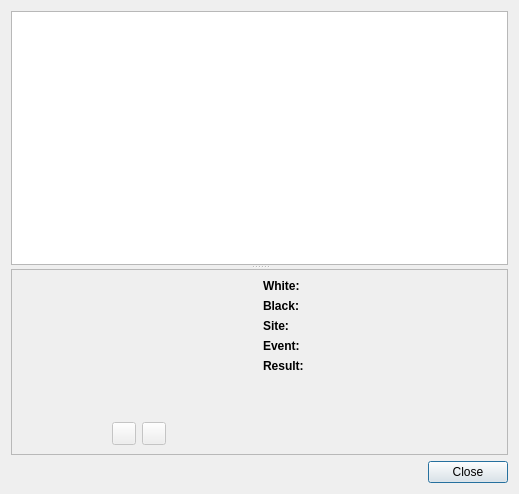
Qt form projects/gui/ui/gamedatabasedlg.ui (cutechess/cutechess) before a commit.
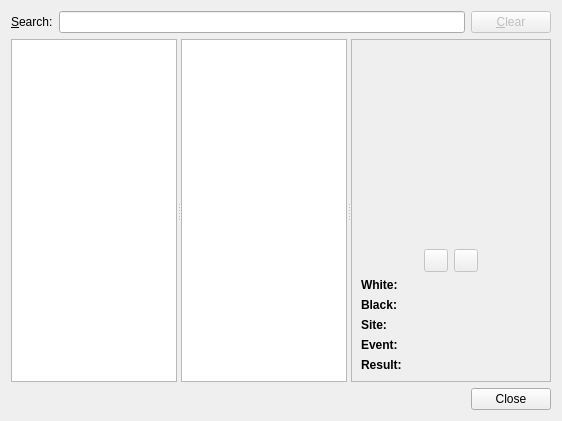
The same form after that commit.

Commit message:
Rewrite Game Database UI
Simplify everything.

```diff
--- a/projects/gui/ui/gamedatabasedlg.ui
+++ b/projects/gui/ui/gamedatabasedlg.ui
@@ -6,23 +6,73 @@
    <rect>
     <x>0</x>
     <y>0</y>
-    <width>519</width>
-    <height>494</height>
+    <width>562</width>
+    <height>421</height>
    </rect>
   </property>
   <property name="windowTitle">
    <string>Game Database</string>
   </property>
+  <layout class="QGridLayout" name="gridLayout_2">
+   <item row="0" column="0">
+    <layout class="QVBoxLayout" name="verticalLayout" stretch="0,1,0">
+     <item>
   <layout class="QGridLayout" name="gridLayout">
-   <item row="0" column="0">
-    <layout class="QVBoxLayout" name="verticalLayout">
+       <item row="1" column="0">
+        <widget class="QLabel" name="label">
+         <property name="text">
+          <string>&amp;Search:</string>
+         </property>
+         <property name="buddy">
+          <cstring>m_searchEdit</cstring>
+         </property>
+        </widget>
+       </item>
+       <item row="1" column="1">
+        <widget class="QLineEdit" name="m_searchEdit"/>
+       </item>
+       <item row="1" column="2">
+        <widget class="QPushButton" name="m_clearBtn">
+         <property name="enabled">
+          <bool>false</bool>
+         </property>
+         <property name="text">
+          <string>&amp;Clear</string>
+         </property>
+        </widget>
+       </item>
+      </layout>
+     </item>
+     <item>
+      <layout class="QHBoxLayout" name="horizontalLayout">
      <item>
       <widget class="QSplitter" name="splitter">
        <property name="orientation">
-        <enum>Qt::Vertical</enum>
-       </property>
-       <widget class="QTreeView" name="m_gameDatabaseView"/>
+          <enum>Qt::Horizontal</enum>
+         </property>
+         <widget class="QTreeView" name="m_databasesListView">
+          <property name="minimumSize">
+           <size>
+            <width>100</width>
+            <height>0</height>
+           </size>
+          </property>
+         </widget>
+         <widget class="QTreeView" name="m_gamesListView">
+          <property name="minimumSize">
+           <size>
+            <width>100</width>
+            <height>0</height>
+           </size>
+          </property>
+         </widget>
        <widget class="QScrollArea" name="scrollArea">
+          <property name="minimumSize">
+           <size>
+            <width>200</width>
+            <height>0</height>
+           </size>
+          </property>
         <property name="widgetResizable">
          <bool>true</bool>
         </property>
@@ -31,20 +81,77 @@
           <rect>
            <x>0</x>
            <y>0</y>
-           <width>497</width>
-           <height>164</height>
-          </rect>
-         </property>
-         <layout class="QGridLayout" name="gridLayout_2">
-          <item row="0" column="0">
+             <width>198</width>
+             <height>329</height>
+            </rect>
+           </property>
            <layout class="QGridLayout" name="gridLayout_3">
+            <item row="0" column="0">
+             <layout class="QVBoxLayout" name="verticalLayout_2">
+              <item>
+               <layout class="QVBoxLayout" name="verticalLayout_6" stretch="1,0">
+                <item>
+                 <widget class="QWidget" name="m_chessboardParentWidget" native="true"/>
+                </item>
+                <item>
+                 <layout class="QGridLayout" name="gridLayout_4">
             <item row="0" column="1">
+                   <widget class="QToolButton" name="m_previousMoveButton">
+                    <property name="enabled">
+                     <bool>false</bool>
+                    </property>
+                    <property name="text">
+                     <string/>
+                    </property>
+                   </widget>
+                  </item>
+                  <item row="0" column="2">
+                   <widget class="QToolButton" name="m_nextMoveButton">
+                    <property name="enabled">
+                     <bool>false</bool>
+                    </property>
+                    <property name="text">
+                     <string/>
+                    </property>
+                   </widget>
+                  </item>
+                  <item row="0" column="0">
+                   <spacer name="horizontalSpacer">
+                    <property name="orientation">
+                     <enum>Qt::Horizontal</enum>
+                    </property>
+                    <property name="sizeHint" stdset="0">
+                     <size>
+                      <width>40</width>
+                      <height>20</height>
+                     </size>
+                    </property>
+                   </spacer>
+                  </item>
+                  <item row="0" column="3">
+                   <spacer name="horizontalSpacer_2">
+                    <property name="orientation">
+                     <enum>Qt::Horizontal</enum>
+                    </property>
+                    <property name="sizeHint" stdset="0">
+                     <size>
+                      <width>40</width>
+                      <height>20</height>
+                     </size>
+                    </property>
+                   </spacer>
+                  </item>
+                 </layout>
+                </item>
+               </layout>
+              </item>
+              <item>
              <layout class="QFormLayout" name="formLayout">
               <property name="fieldGrowthPolicy">
                <enum>QFormLayout::AllNonFixedFieldsGrow</enum>
               </property>
               <item row="0" column="0">
-               <widget class="QLabel" name="label">
+                 <widget class="QLabel" name="label_2">
                 <property name="font">
                  <font>
                   <weight>75</weight>
@@ -183,90 +290,19 @@
                 </property>
                </widget>
               </item>
-              <item row="5" column="1">
-               <spacer name="horizontalSpacer_3">
-                <property name="orientation">
-                 <enum>Qt::Horizontal</enum>
-                </property>
-                <property name="sizeHint" stdset="0">
-                 <size>
-                  <width>40</width>
-                  <height>20</height>
-                 </size>
-                </property>
-               </spacer>
-              </item>
-             </layout>
-            </item>
-            <item row="0" column="0">
-             <layout class="QVBoxLayout" name="verticalLayout_3">
-              <item>
-               <widget class="QWidget" name="m_chessboardParentWidget" native="true"/>
-              </item>
-              <item>
-               <layout class="QGridLayout" name="gridLayout_4">
-                <item row="0" column="1">
-                 <widget class="QToolButton" name="m_previousMoveButton">
-                  <property name="enabled">
-                   <bool>false</bool>
-                  </property>
-                  <property name="text">
-                   <string/>
-                  </property>
-                 </widget>
-                </item>
-                <item row="0" column="2">
-                 <widget class="QToolButton" name="m_nextMoveButton">
-                  <property name="enabled">
-                   <bool>false</bool>
-                  </property>
-                  <property name="text">
-                   <string/>
-                  </property>
-                 </widget>
-                </item>
-                <item row="0" column="0">
-                 <spacer name="horizontalSpacer">
-                  <property name="orientation">
-                   <enum>Qt::Horizontal</enum>
-                  </property>
-                  <property name="sizeHint" stdset="0">
-                   <size>
-                    <width>40</width>
-                    <height>20</height>
-                   </size>
-                  </property>
-                 </spacer>
-                </item>
-                <item row="0" column="3">
-                 <spacer name="horizontalSpacer_2">
-                  <property name="orientation">
-                   <enum>Qt::Horizontal</enum>
-                  </property>
-                  <property name="sizeHint" stdset="0">
-                   <size>
-                    <width>40</width>
-                    <height>20</height>
-                   </size>
-                  </property>
-                 </spacer>
-                </item>
+               </layout>
+              </item>
                </layout>
               </item>
              </layout>
-            </item>
-           </layout>
-          </item>
-         </layout>
         </widget>
        </widget>
       </widget>
+       </item>
+      </layout>
      </item>
      <item>
       <widget class="QDialogButtonBox" name="buttonBox">
-       <property name="orientation">
-        <enum>Qt::Horizontal</enum>
-       </property>
        <property name="standardButtons">
         <set>QDialogButtonBox::Close</set>
        </property>
```
Left out of the diff: 16 changed lines with no effect on the pictures. Lines whose indentation alone changed are shown as unchanged. The commit also changes 14 other files.
